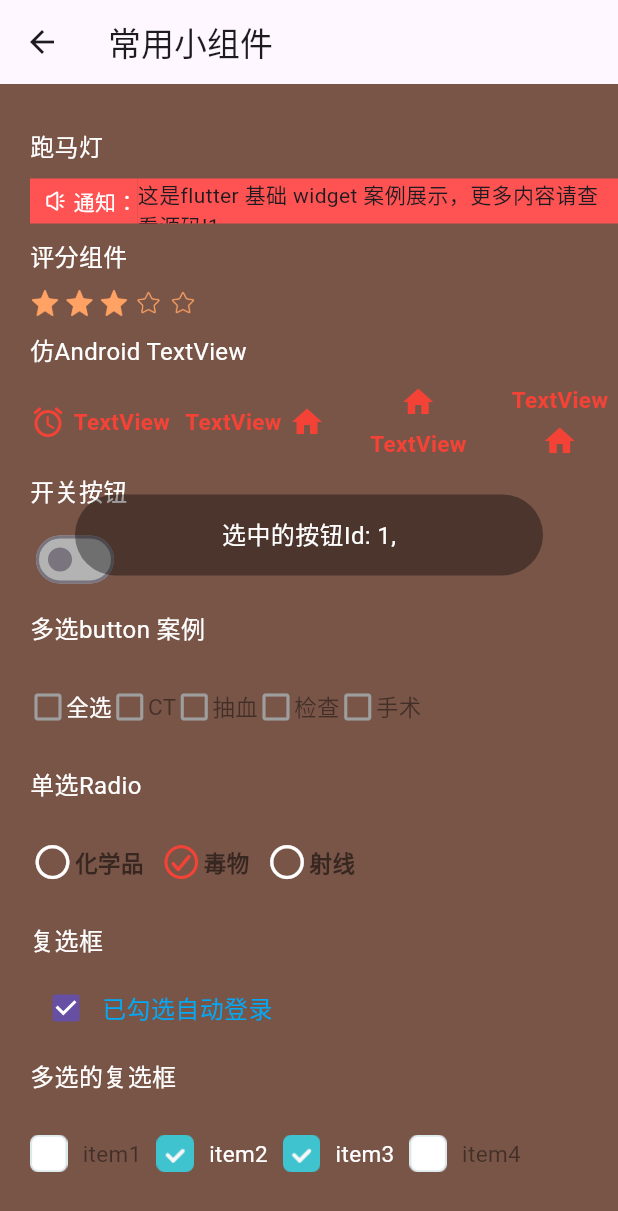
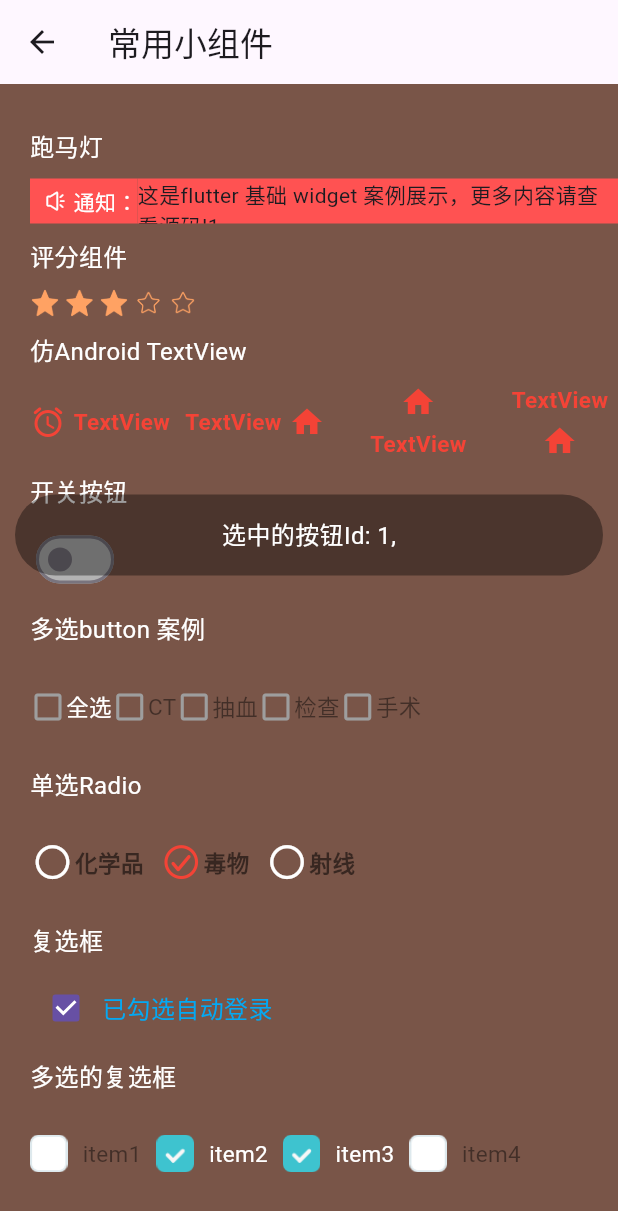
Before and after one commit to zhengzaihong/uikit, a Flutter app: the OftenWidgetExample screen opened directly, after a tap on "全选", on a phone screen of 412 x 824 dp. Shown: the top 1211 px of the screen. Run offline on Flutter 3.47's test engine with Material 3 defaults, Android fonts, the phone set to English and light mode, and no system bars.

Commit message:
组件优化

```diff
--- a/lib/toast/toast_utils.dart
+++ b/lib/toast/toast_utils.dart
@@ -13,6 +13,7 @@ import 'package:flutter_uikit_forzzh/utils/responsive.dart';
 
 typedef BuildToastStyle = Widget Function(BuildContext context, String msg);
 typedef BuildToastQueueStyle = Widget Function(BuildContext context, ToastTaskQueue queue);
+typedef BuildOverlayStyle = OverlayEntry Function();
 
 ///toast的显示位置
 enum ToastPosition {
@@ -66,7 +67,7 @@ class Toast {
       const EdgeInsets.only(left: 10, right: 10);
   static EdgeInsetsGeometry? _globalToastPadding =
       const EdgeInsets.fromLTRB(10, 15, 10, 15);
-  static AlignmentGeometry? _globalToastAlignment = Alignment.center;
+  static AlignmentGeometry? _globalToastAlignment = Alignment.topCenter;
   static TextStyle? _globalToastTextStyle = const TextStyle(
       decoration: TextDecoration.none, color: Colors.white, fontSize: 16);
   static BoxDecoration? _globalToastDecoration = const BoxDecoration(
@@ -124,6 +125,8 @@ class Toast {
     BuildToastStyle? buildToastStyle,
     ToastPosition? position,
     int? showTime,
+    BuildOverlayStyle? buildOverlayStyle,
+    Color? backgroundColor = Colors.transparent,
   }) async {
     ///防止多次弹出，外部设置间隔时间 默认2秒
     if (_instance._startedTime != null &&
@@ -134,17 +137,31 @@ class Toast {
 
     buildToastStyle = buildToastStyle ?? _instance.globalBuildToastStyle;
     _instance._startedTime = DateTime.now();
-    var _overlayEntry = OverlayEntry(
-        builder: (BuildContext context) => Positioned(
-              top: _calToastPosition(
-                  context, position ?? _instance.globalPosition),
-              child: Container(
-                  alignment: Alignment.center,
-                  width: MediaQuery.of(context).size.width,
-                  child: Padding(
-                      padding: const EdgeInsets.symmetric(horizontal: 40.0),
-                      child: buildToastStyle?.call(context, msg))),
-            ));
+    final _overlayEntry = buildOverlayStyle?.call()?? OverlayEntry(
+        builder: (BuildContext context){
+          Size size = MediaQuery.of(context).size;
+          return SizedBox(
+            width:size.width,
+            height: size.height,
+            child: Stack(
+              children: [
+                Positioned(
+                  top: _calToastPosition(
+                      context, position ?? _instance.globalPosition),
+                  child:Material(
+                    color: backgroundColor,
+                    child: Center(
+                      child:  Container(
+                          alignment: Alignment.center,
+                          width: MediaQuery.of(context).size.width,
+                          child: buildToastStyle?.call(context, msg)),
+                    ),
+                  ),
+                )
+              ],
+            ),
+          );
+        });
 
     ///获取OverlayState
     if (context == null) {
@@ -162,6 +179,61 @@ class Toast {
       _overlayEntryMangers.remove(value);
     });
     return manger;
+  }
+
+
+  ///模板代码,外部可参考定制自己的各种状态样式
+  static void showStatus(
+      String msg, {
+        bool status = true,
+        BuildContext? context,
+        double? width,
+        double? height,
+        double radius = 10,
+        Color? bgColor = Colors.white,
+        Color? toastBgColor = const Color(0x77000000),
+        Color? iconColorSuccess = const Color(0xFF3EC3CF),
+        Color? iconColorError = Colors.redAccent,
+        double? iconSize = 26,
+        TextStyle? textStyle = const TextStyle(color: Colors.black),
+        int? showTime,
+        EdgeInsetsGeometry padding = const EdgeInsets.symmetric(horizontal: 20,vertical: 10),
+        EdgeInsetsGeometry margin = const EdgeInsets.symmetric(horizontal: 20,vertical: 10),
+      }) {
+    Toast.show(msg,
+        context: context,
+        buildOverlayStyle: (){
+      return OverlayEntry(
+          builder: (BuildContext context){
+            Size size = MediaQuery.of(context).size;
+            return SizedBox(
+              width:size.width,
+              height: size.height,
+              child: Material(
+                color: toastBgColor,
+                child: Center(
+                  child: Container(
+                    width: width,
+                    height: height,
+                    padding: padding,
+                    margin: margin,
+                    decoration: BoxDecoration(
+                        color: bgColor,
+                        borderRadius: BorderRadius.all(Radius.circular(radius))),
+                    child:Row(
+                      mainAxisSize: MainAxisSize.min,
+                      children: [
+                        Icon(status?Icons.check_circle_outline:Icons.error_outline, size: iconSize, color: status?iconColorSuccess:iconColorError),
+                        const SizedBox(width: 5,),
+                        Flexible(child: Text(msg, style: textStyle))
+                      ],
+                    ),
+                  ),
+                ),
+              ),
+            );
+          });
+    });
   }
 
   ///显示自定义坐标的吐司
```
Also changed, not shown: example/lib/toast_example.dart (+4 -5 lines), lib/pager/pager.dart (+6 -5 lines), images/SelectionMenu2.jpg (added), 1 other file.
